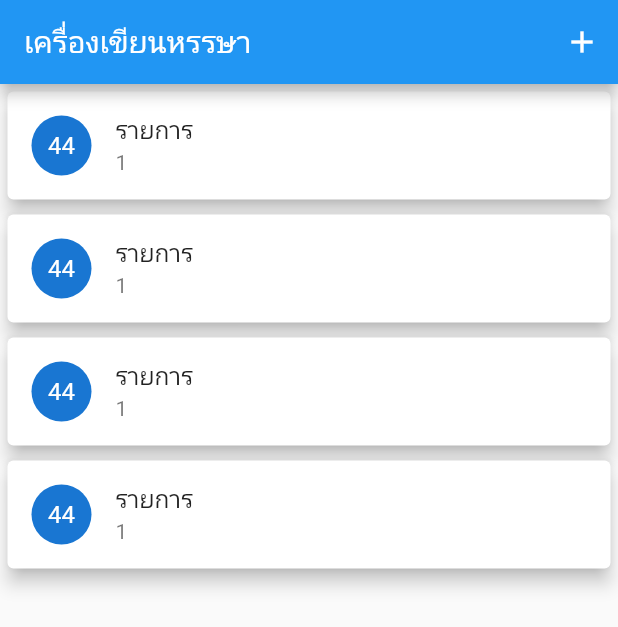
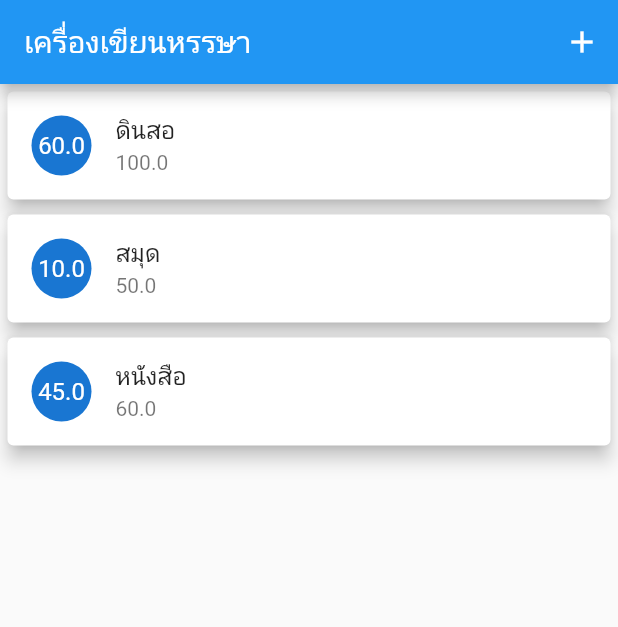
Before and after one commit to chutima2544/LAB-5, a Flutter app: the screen it shows after launch, on a phone screen of 412 x 824 dp. Shown: the top 627 px of the screen. Run offline on Flutter 3.47's test engine with Material 2 defaults, Android fonts, the phone set to English and light mode, and no system bars.

```diff
--- a/lib/main.dart
+++ b/lib/main.dart
@@ -1,4 +1,5 @@
 import 'package:flutter/material.dart';
+import 'package:flutter_application_o2/models/Information.dart';
 import 'package:flutter_application_o2/providers/information_provider.dart';
 import 'package:flutter_application_o2/screens/form_screen.dart';
 import 'package:provider/provider.dart';
@@ -14,8 +15,8 @@ class MyApp extends StatelessWidget {
   Widget build(BuildContext context) {
     return MultiProvider(
       providers: [
-        ChangeNotifierProvider(create: (context){
-            return InformationProvider();
+        ChangeNotifierProvider(create: (context) {
+          return InformationProvider();
         })
       ],
       child: MaterialApp(
@@ -54,22 +55,27 @@ class _MyHomePageState extends State<MyHomePage> {
                 })
           ],
         ),
-        body: ListView.builder(
-            itemCount: 4,
+        body: Consumer(
+          builder: (context, InformationProvider provider, Widget? child) {
+            return ListView.builder(
+            itemCount: provider.informations.length,
             itemBuilder: (context, int index) {
+              Information data = provider.informations[index];
               return Card(
                 elevation: 5,
                 margin: const EdgeInsets.all(5.0),
                 child: ListTile(
                   leading: CircleAvatar(
                     child: FittedBox(
-                      child: Text("44"),
+                      child: Text(data.price.toString()),
                     ),
                   ),
-                  title: Text("รายการ"),
-                  subtitle: Text("1"),
+                  title: Text(data.title),
+                  subtitle: Text(data.product.toString()),
                 ),
               );
-            }));
+            });
+          },
+        ));
   }
 }
```
